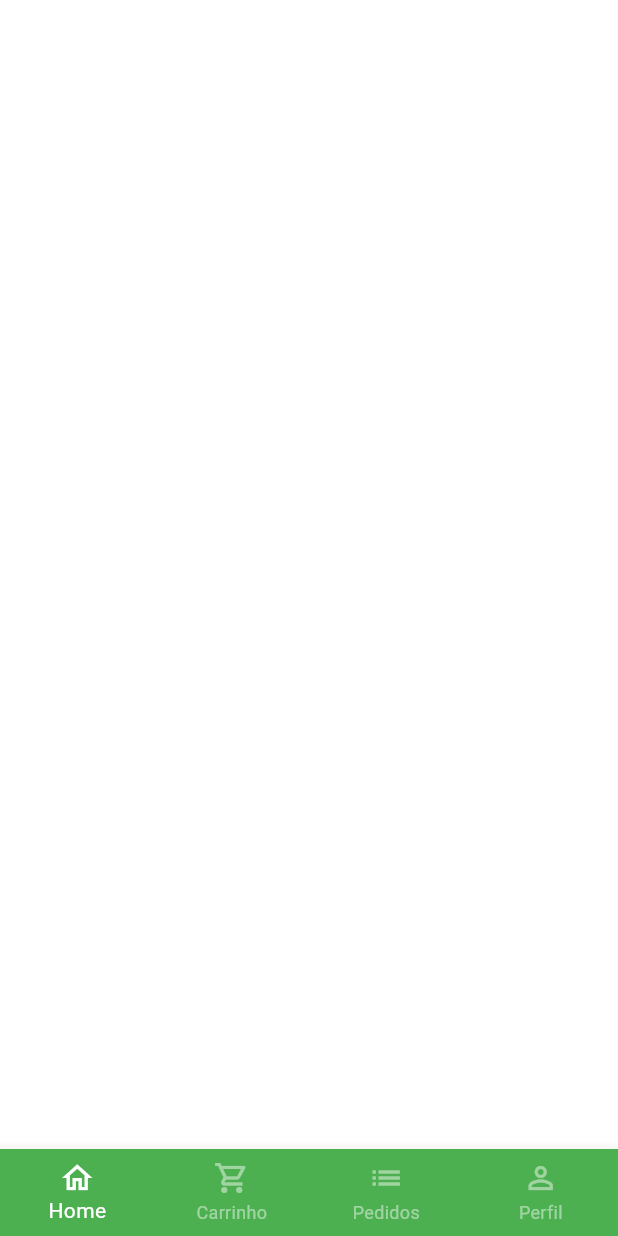
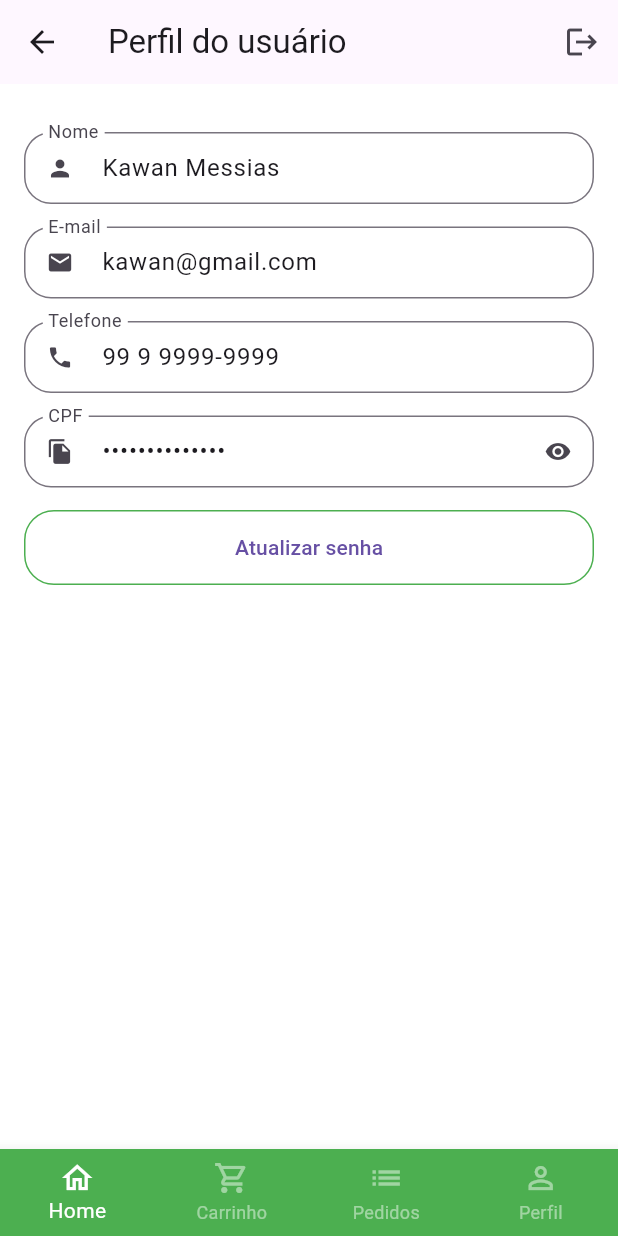
Before and after one commit to Kawan02/App_Quitanda, a Flutter app: the BaseScreen screen opened directly, swiped to page 4, on a phone screen of 412 x 824 dp. Run offline on Flutter 3.47's test engine with Material 3 defaults, Android fonts, the phone set to English and light mode, and no system bars; our stand-ins replace animated_text_kit, badges, mask_text_input_formatter.

Commit message:
Tela de perfil

```diff
--- a/lib/src/config/app_data.dart
+++ b/lib/src/config/app_data.dart
@@ -1,5 +1,6 @@
 import 'package:app_quitanda/src/models/cart_item_model.dart';
 import 'package:app_quitanda/src/models/item_model.dart';
+import 'package:app_quitanda/src/models/user_model.dart';
 
 ItemModel apple = ItemModel(
   description:
@@ -73,8 +74,16 @@ List<String> categorias = [
   "Cereais",
 ];
 
-List<CartItemModel> cartItem = [
-  CartItemModel(item: apple, quantity: 2),
+List<CartItemModel> cartItems = [
+  CartItemModel(item: apple, quantity: 1),
   CartItemModel(item: mango, quantity: 1),
   CartItemModel(item: guava, quantity: 3),
 ];
+
+UserModel user = UserModel(
+  name: "Kawan Messias",
+  email: "kawan@gmail.com",
+  phone: "99 9 9999-9999",
+  cpf: "999.999.999-99",
+  password: "",
+);
--- a/lib/src/pages/auth/sign_in_screen.dart
+++ b/lib/src/pages/auth/sign_in_screen.dart
@@ -3,7 +3,7 @@ import 'package:app_quitanda/src/pages/auth/sign_up_screen.dart';
 import 'package:app_quitanda/src/pages/base/base_screen.dart';
 import 'package:app_quitanda/src/config/custom_color.dart';
 import 'package:flutter/material.dart';
-import 'components/custom_text_field.dart';
+import '../common_widgets/custom_text_field.dart';
 
 class SignInScreen extends StatelessWidget {
   const SignInScreen({super.key});
--- a/lib/src/pages/auth/sign_up_screen.dart
+++ b/lib/src/pages/auth/sign_up_screen.dart
@@ -1,4 +1,4 @@
-import 'package:app_quitanda/src/pages/auth/components/custom_text_field.dart';
+import 'package:app_quitanda/src/pages/common_widgets/custom_text_field.dart';
 import 'package:flutter/material.dart';
 import 'package:mask_text_input_formatter/mask_text_input_formatter.dart';
 import '../../config/custom_color.dart';
--- a/lib/src/pages/base/base_screen.dart
+++ b/lib/src/pages/base/base_screen.dart
@@ -1,5 +1,6 @@
 import 'package:app_quitanda/src/pages/cart/cart_tab.dart';
 import 'package:app_quitanda/src/pages/home/home_tab.dart';
+import 'package:app_quitanda/src/pages/profile/profile_tab.dart';
 import 'package:flutter/material.dart';
 
 class BaseScreen extends StatefulWidget {
@@ -21,9 +22,9 @@ class _BaseScreenState extends State<BaseScreen> {
         controller: pageController,
         children: [
           const HomeTab(),
-          CartTab(),
+          const CartTab(),
           Container(color: Colors.green),
-          Container(color: Colors.white),
+          const ProfileTab(),
         ],
       ),
       bottomNavigationBar: BottomNavigationBar(
--- a/lib/src/pages/auth/components/custom_text_field.dart
+++ b/lib/src/pages/common_widgets/custom_text_field.dart
@@ -6,12 +6,16 @@ class CustomTextField extends StatefulWidget {
   final String labelText;
   final bool isSecret;
   final List<TextInputFormatter>? inputFormatters;
+  final String? initialValue;
+  final bool readOnly;
   const CustomTextField({
     super.key,
     required this.icon,
     required this.labelText,
     this.isSecret = false,
     this.inputFormatters,
+    this.initialValue,
+    this.readOnly = false,
   });
 
   @override
@@ -34,6 +38,8 @@ class _CustomTextFieldState extends State<CustomTextField> {
       padding: const EdgeInsets.only(bottom: 15),
       child: TextFormField(
         inputFormatters: widget.inputFormatters,
+        initialValue: widget.initialValue,
+        readOnly: widget.readOnly,
         obscureText: isObscure,
         decoration: InputDecoration(
           prefixIcon: Icon(widget.icon),
--- /dev/null
+++ b/lib/src/pages/profile/profile_tab.dart
@@ -0,0 +1,72 @@
+import 'package:app_quitanda/src/pages/common_widgets/custom_text_field.dart';
+import 'package:flutter/material.dart';
+import 'package:app_quitanda/src/config/app_data.dart' as app_data;
+
+class ProfileTab extends StatelessWidget {
+  const ProfileTab({super.key});
+
+  @override
+  Widget build(BuildContext context) {
+    return Scaffold(
+      appBar: AppBar(
+        title: const Text("Perfil do usuário"),
+        actions: [
+          IconButton(
+            onPressed: () {},
+            icon: const Icon(Icons.logout),
+          ),
+        ],
+      ),
+      body: ListView(
+        physics: const BouncingScrollPhysics(),
+        padding: const EdgeInsets.fromLTRB(16, 32, 16, 16),
+        children: [
+          //Nome
+          CustomTextField(
+            readOnly: true,
+            icon: Icons.person,
+            labelText: "Nome",
+            initialValue: app_data.user.name,
+          ),
+          // Email
+          CustomTextField(
+            readOnly: true,
+            icon: Icons.email,
+            labelText: "E-mail",
+            initialValue: app_data.user.email,
+          ),
+          //Celular
+          CustomTextField(
+            readOnly: true,
+            icon: Icons.phone,
+            labelText: "Telefone",
+            initialValue: app_data.user.phone,
+          ),
+          //CPF
+          CustomTextField(
+            readOnly: true,
+            icon: Icons.file_copy,
+            labelText: "CPF",
+            isSecret: true,
+            initialValue: app_data.user.cpf,
+          ),
+          //Botão para atualizar a senha
+          SizedBox(
+            height: 50,
+            child: OutlinedButton(
+              style: OutlinedButton.styleFrom(
+                  side: const BorderSide(
+                    color: Colors.green,
+                  ),
+                  shape: RoundedRectangleBorder(
+                    borderRadius: BorderRadius.circular(20),
+                  )),
+              onPressed: () {},
+              child: const Text("Atualizar senha"),
+            ),
+          )
+        ],
+      ),
+    );
+  }
+}
```
Also changed, not shown: lib/src/models/user_model.dart (added, +15 -0 lines), lib/src/pages/cart/cart_tab.dart (+82 -6 lines), lib/src/pages/cart/components/cart_tile.dart (+23 -8 lines), lib/src/pages/common_widgets/quantity_widget.dart (+5 -3 lines).
